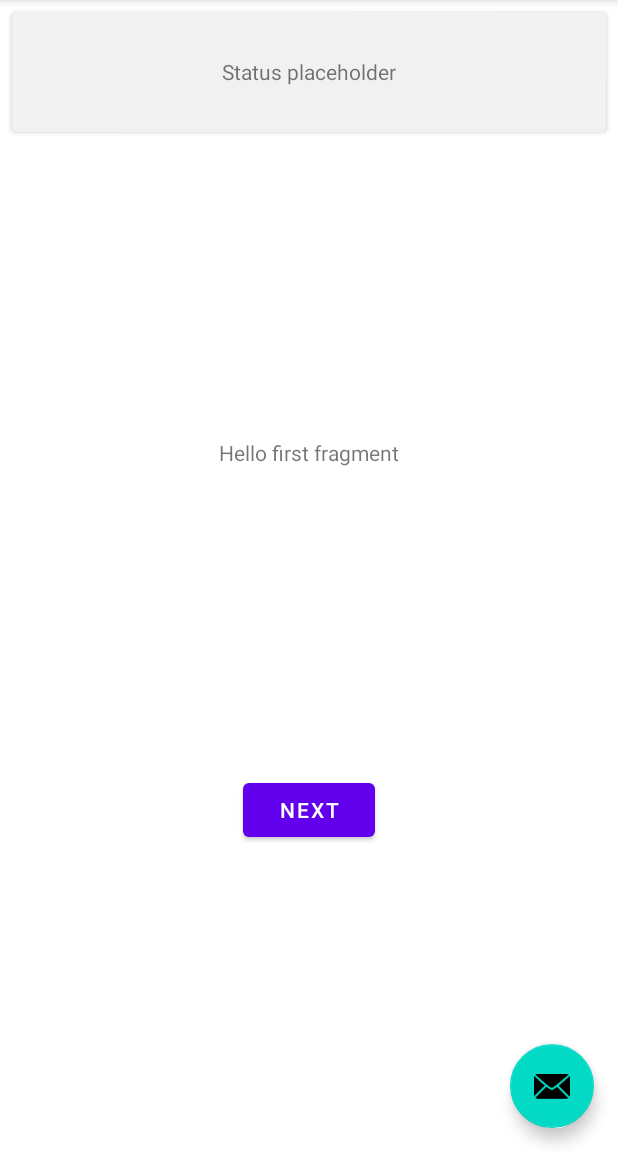
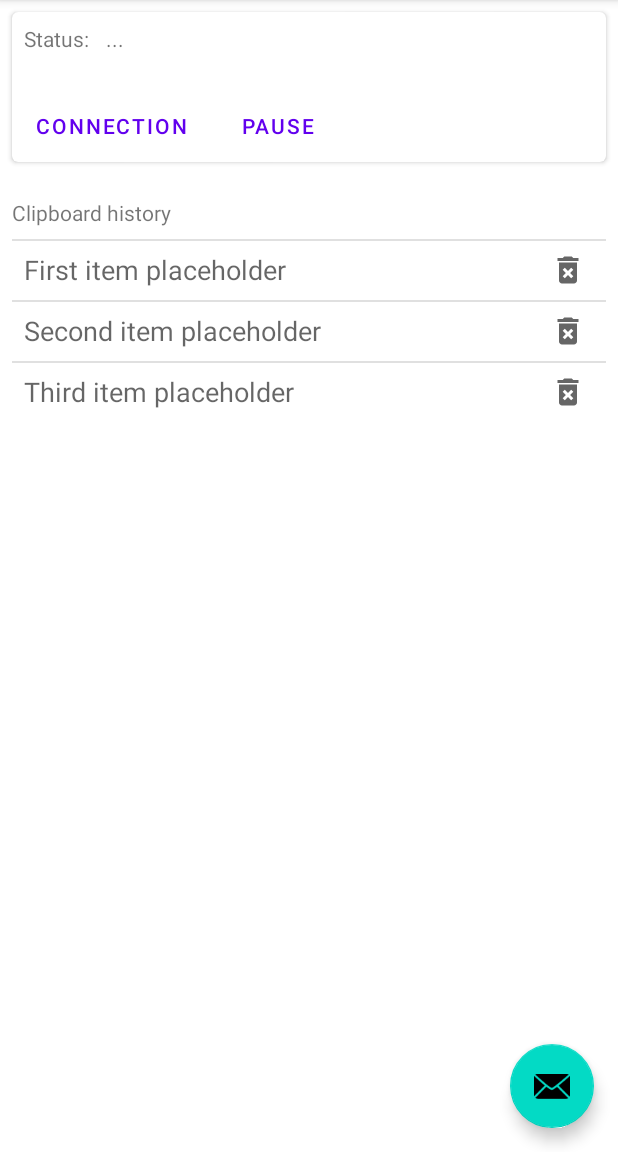
Before and after one commit to Ard2148810/Shared-clipboard-android, an Android app: the screen it shows after launch (MainActivity), on a phone screen of 412 x 824 dp, the part 84-1236 px from its top. Run offline under Robolectric (Android 15) with nearby library versions, the light colour scheme and no system bars.

Commit message:
Dynamic clipboard history view and listening to clipboard changes

```diff
--- a/app/build.gradle
+++ b/app/build.gradle
@@ -14,6 +14,8 @@ android {
         versionName "1.0"
 
         testInstrumentationRunner "androidx.test.runner.AndroidJUnitRunner"
+
+        vectorDrawables.useSupportLibrary = true
     }
 
     buildTypes {
--- a/app/src/main/AndroidManifest.xml
+++ b/app/src/main/AndroidManifest.xml
@@ -1,6 +1,8 @@
 <?xml version="1.0" encoding="utf-8"?>
 <manifest xmlns:android="http://schemas.android.com/apk/res/android"
     package="pl.adrian.sharedclipboard">
+
+    <uses-permission android:name="android.permission.INTERNET" />
 
     <application
         android:allowBackup="true"
--- /dev/null
+++ b/app/src/main/java/pl/adrian/sharedclipboard/ClipboardHistoryAdapter.java
@@ -0,0 +1,69 @@
+package pl.adrian.sharedclipboard;
+
+import android.content.Context;
+import android.view.LayoutInflater;
+import android.view.View;
+import android.view.ViewGroup;
+import android.widget.ImageButton;
+import android.widget.TextView;
+import android.widget.Toast;
+
+import androidx.annotation.NonNull;
+import androidx.constraintlayout.widget.ConstraintLayout;
+import androidx.recyclerview.widget.RecyclerView;
+
+import java.util.List;
+
+public class ClipboardHistoryAdapter extends RecyclerView.Adapter<ClipboardHistoryAdapter.ViewHolder> {
+    private List<String> historyItems;
+    private FirstFragment fragment;
+
+    public ClipboardHistoryAdapter(FirstFragment fragment) {
+        this.fragment = fragment;
+    }
+
+    @NonNull
+    public ViewHolder onCreateViewHolder(ViewGroup parent, int viewType) {
+        View itemView = LayoutInflater
+                .from(parent.getContext())
+                .inflate(R.layout.history_item, parent, false);
+        return new ViewHolder(itemView);
+    }
+
+    public void onBindViewHolder(ViewHolder holder, int position) {
+        String item = historyItems.get(position);
+        holder.itemText.setText(item);
+        holder.container.setOnClickListener(view -> {
+            Context context = view.getContext().getApplicationContext();
+            Toast.makeText(context, item, Toast.LENGTH_SHORT).show();
+        });
+        holder.itemBtn.setOnClickListener(view -> {
+            historyItems.remove(position);
+            notifyDataSetChanged();
+        });
+    }
+
+    public void setHistoryItems(List<String> historyItems) {
+        this.historyItems = historyItems;
+        notifyDataSetChanged();
+    }
+
+    @Override
+    public int getItemCount() {
+        return historyItems.size();
+    }
+
+
+    public static class ViewHolder extends RecyclerView.ViewHolder {
+        TextView itemText;
+        ConstraintLayout container;
+        ImageButton itemBtn;
+
+        ViewHolder(View view) {
+            super(view);
+            itemText = view.findViewById(R.id.itemText);
+            container = view.findViewById(R.id.itemContainer);
+            itemBtn = view.findViewById(R.id.imageButton);
+        }
+    }
+}
--- a/app/src/main/java/pl/adrian/sharedclipboard/FirstFragment.java
+++ b/app/src/main/java/pl/adrian/sharedclipboard/FirstFragment.java
@@ -8,9 +8,18 @@ import android.view.ViewGroup;
 
 import androidx.annotation.NonNull;
 import androidx.fragment.app.Fragment;
-import androidx.navigation.fragment.NavHostFragment;
+import androidx.recyclerview.widget.LinearLayoutManager;
+import androidx.recyclerview.widget.RecyclerView;
+
+import java.util.ArrayList;
+import java.util.List;
 
 public class FirstFragment extends Fragment {
+
+
+    private RecyclerView historyItemsRecyclerView;
+    private ClipboardHistoryAdapter clipboardHistoryAdapter;
+    private List<String> clipboardHistoryList;
 
     @Override
     public View onCreateView(
@@ -23,12 +32,20 @@ public class FirstFragment extends Fragment {
     public void onViewCreated(@NonNull View view, Bundle savedInstanceState) {
         super.onViewCreated(view, savedInstanceState);
 
-        view.findViewById(R.id.card_status).setOnClickListener(new View.OnClickListener() {
-            @Override
-            public void onClick(View view) {
-                Intent intent = new Intent(view.getContext(), ConnectionActivity.class);
-                startActivity(intent);
-            }
+        view.findViewById(R.id.btn_connection).setOnClickListener(view1 -> {
+            Intent intent = new Intent(view1.getContext(), ConnectionActivity.class);
+            startActivity(intent);
         });
+        clipboardHistoryList = new ArrayList<>();
+        historyItemsRecyclerView = view.findViewById(R.id.clipboardHistoryRecyclerView);
+        historyItemsRecyclerView.setLayoutManager(new LinearLayoutManager(view.getContext()));
+        clipboardHistoryAdapter = new ClipboardHistoryAdapter(this);
+        historyItemsRecyclerView.setAdapter(clipboardHistoryAdapter);
+
+        clipboardHistoryList.add("First item placeholder");
+        clipboardHistoryList.add("Second item placeholder");
+        clipboardHistoryList.add("Third item placeholder");
+
+        clipboardHistoryAdapter.setHistoryItems(clipboardHistoryList);
     }
 }
--- a/app/src/main/java/pl/adrian/sharedclipboard/MainActivity.java
+++ b/app/src/main/java/pl/adrian/sharedclipboard/MainActivity.java
@@ -1,5 +1,7 @@
 package pl.adrian.sharedclipboard;
 
+import android.content.ClipboardManager;
+import android.content.Context;
 import android.content.Intent;
 import android.os.Bundle;
 
@@ -13,8 +15,11 @@ import android.view.View;
 
 import android.view.Menu;
 import android.view.MenuItem;
+import android.widget.Toast;
 
 public class MainActivity extends AppCompatActivity {
+
+    private ClipboardManager clipboardManager;
 
     @Override
     protected void onCreate(Bundle savedInstanceState) {
@@ -26,6 +31,9 @@ public class MainActivity extends AppCompatActivity {
         FloatingActionButton fab = findViewById(R.id.fab);
         fab.setOnClickListener(view -> Snackbar.make(view, "Replace with your own action", Snackbar.LENGTH_LONG)
                 .setAction("Action", null).show());
+
+        clipboardManager = (ClipboardManager) getSystemService(Context.CLIPBOARD_SERVICE);
+        clipboardManager.addPrimaryClipChangedListener(this::onClipboardChanged);
     }
 
     @Override
@@ -46,4 +54,19 @@ public class MainActivity extends AppCompatActivity {
 
         return super.onOptionsItemSelected(item);
     }
+
+    public void onClipboardChanged() {
+        String newClipboardText = getFromClipboard();
+        Context context = getApplicationContext();
+        Toast.makeText(context, newClipboardText, Toast.LENGTH_SHORT).show();
+    }
+
+    public String getFromClipboard() {
+        return clipboardManager
+                .getPrimaryClip()
+                .getItemAt(0)
+                .getText()
+                .toString();
+    }
+
 }
--- /dev/null
+++ b/app/src/main/res/drawable/ic_baseline_delete_forever_24.xml
@@ -0,0 +1,10 @@
+<vector xmlns:android="http://schemas.android.com/apk/res/android"
+    android:width="24dp"
+    android:height="24dp"
+    android:viewportWidth="24"
+    android:viewportHeight="24"
+    android:tint="?attr/colorControlNormal">
+  <path
+      android:fillColor="@android:color/white"
+      android:pathData="M6,19c0,1.1 0.9,2 2,2h8c1.1,0 2,-0.9 2,-2L18,7L6,7v12zM8.46,11.88l1.41,-1.41L12,12.59l2.12,-2.12 1.41,1.41L13.41,14l2.12,2.12 -1.41,1.41L12,15.41l-2.12,2.12 -1.41,-1.41L10.59,14l-2.13,-2.12zM15.5,4l-1,-1h-5l-1,1L5,4v2h14L19,4z"/>
+</vector>
--- a/app/src/main/res/layout/fragment_first.xml
+++ b/app/src/main/res/layout/fragment_first.xml
@@ -10,43 +10,87 @@
     <androidx.cardview.widget.CardView
         android:id="@+id/card_status"
         android:layout_width="0dp"
-        android:layout_height="80dp"
+        android:layout_height="100dp"
         android:layout_gravity="center"
         android:layout_marginStart="8dp"
         android:layout_marginTop="8dp"
         android:layout_marginEnd="8dp"
+        android:clickable="true"
         app:cardCornerRadius="4dp"
         app:layout_constraintEnd_toEndOf="parent"
         app:layout_constraintStart_toStartOf="parent"
-        app:layout_constraintTop_toTopOf="parent">
+        app:layout_constraintTop_toTopOf="parent"
+        android:focusable="true">
 
-        <TextView
-            android:id="@+id/info_text"
+        <androidx.constraintlayout.widget.ConstraintLayout
             android:layout_width="match_parent"
-            android:layout_height="match_parent"
-            android:background="#F1F1F1"
-            android:gravity="center"
-            android:text="Status placeholder" />
+            android:layout_height="match_parent">
+
+            <Button
+                android:id="@+id/btn_connection"
+                style="@style/Widget.MaterialComponents.Button.TextButton"
+                android:layout_width="wrap_content"
+                android:layout_height="wrap_content"
+                android:layout_marginStart="8dp"
+                android:text="Connection"
+                app:layout_constraintBottom_toBottomOf="parent"
+                app:layout_constraintStart_toStartOf="parent" />
+
+            <Button
+                android:id="@+id/btn_pause"
+                style="@style/Widget.MaterialComponents.Button.TextButton"
+                android:layout_width="wrap_content"
+                android:layout_height="wrap_content"
+                android:layout_marginStart="8dp"
+                android:text="Pause"
+                app:layout_constraintBottom_toBottomOf="parent"
+                app:layout_constraintStart_toEndOf="@+id/btn_connection" />
+
+            <TextView
+                android:id="@+id/info_text"
+                android:layout_width="wrap_content"
+                android:layout_height="wrap_content"
+                android:layout_marginStart="8dp"
+                android:layout_marginTop="8dp"
+                android:gravity="center"
+                android:text="Status: "
+                app:layout_constraintStart_toStartOf="parent"
+                app:layout_constraintTop_toTopOf="parent" />
+
+            <TextView
+                android:id="@+id/info_text2"
+                android:layout_width="wrap_content"
+                android:layout_height="wrap_content"
+                android:layout_marginStart="8dp"
+                android:gravity="center"
+                android:text="..."
+                app:layout_constraintStart_toEndOf="@+id/info_text"
+                app:layout_constraintTop_toTopOf="@+id/info_text" />
+        </androidx.constraintlayout.widget.ConstraintLayout>
+
     </androidx.cardview.widget.CardView>
 
-
     <TextView
-        android:id="@+id/textview_first"
+        android:id="@+id/textView3"
         android:layout_width="wrap_content"
         android:layout_height="wrap_content"
-        android:text="@string/hello_first_fragment"
-        app:layout_constraintBottom_toTopOf="@id/button_first"
-        app:layout_constraintEnd_toEndOf="parent"
+        android:layout_marginStart="8dp"
+        android:layout_marginTop="24dp"
+        android:text="Clipboard history"
         app:layout_constraintStart_toStartOf="parent"
         app:layout_constraintTop_toBottomOf="@+id/card_status" />
 
-    <Button
-        android:id="@+id/button_first"
-        android:layout_width="wrap_content"
+    <androidx.recyclerview.widget.RecyclerView
+        android:layout_width="0dp"
         android:layout_height="wrap_content"
-        android:text="@string/next"
-        app:layout_constraintBottom_toBottomOf="parent"
+        android:layout_marginStart="8dp"
+        android:layout_marginTop="8dp"
+        android:layout_marginEnd="8dp"
         app:layout_constraintEnd_toEndOf="parent"
         app:layout_constraintStart_toStartOf="parent"
-        app:layout_constraintTop_toBottomOf="@id/textview_first" />
+        app:layout_constraintTop_toBottomOf="@+id/textView3"
+        android:id="@+id/clipboardHistoryRecyclerView"
+        />
+
+
 </androidx.constraintlayout.widget.ConstraintLayout>
--- /dev/null
+++ b/app/src/main/res/layout/history_item.xml
@@ -0,0 +1,52 @@
+<?xml version="1.0" encoding="utf-8"?>
+<androidx.constraintlayout.widget.ConstraintLayout xmlns:android="http://schemas.android.com/apk/res/android"
+    xmlns:app="http://schemas.android.com/apk/res-auto"
+    xmlns:tools="http://schemas.android.com/tools"
+    android:id="@+id/itemContainer"
+    android:layout_width="match_parent"
+    android:layout_height="wrap_content">
+
+    <View
+        android:id="@+id/divider"
+        android:layout_width="411dp"
+        android:layout_height="1dp"
+        android:background="?android:attr/listDivider"
+        app:layout_constraintEnd_toEndOf="parent"
+        app:layout_constraintStart_toStartOf="parent"
+        app:layout_constraintTop_toTopOf="parent" />
+
+    <TextView
+        android:id="@+id/itemText"
+        android:layout_width="wrap_content"
+        android:layout_height="wrap_content"
+        android:layout_marginStart="8dp"
+        android:layout_marginTop="8dp"
+        android:layout_marginEnd="8dp"
+        android:layout_marginBottom="8dp"
+        android:maxLength="30"
+        android:maxLines="1"
+        android:text="Empty dfwefew fwe feeeeeeeeeeeeeeeeeeeeeeeeeeee eeeeeee  eeeeee"
+        android:textAppearance="@style/TextAppearance.AppCompat.Medium"
+        app:layout_constraintBottom_toBottomOf="parent"
+        app:layout_constraintEnd_toStartOf="@+id/imageButton"
+        app:layout_constraintHorizontal_bias="0.0"
+        app:layout_constraintStart_toStartOf="parent"
+        app:layout_constraintTop_toTopOf="parent"
+        app:layout_constraintWidth_max="wrap" />
+
+    <ImageButton
+        android:id="@+id/imageButton"
+        android:layout_width="wrap_content"
+        android:layout_height="wrap_content"
+        android:layout_marginEnd="8dp"
+        android:background="#FFFFFF"
+        android:clickable="true"
+        android:contentDescription="Delete"
+        android:focusable="true"
+        android:padding="5dp"
+        app:layout_constraintBottom_toBottomOf="parent"
+        app:layout_constraintEnd_toEndOf="parent"
+        app:layout_constraintTop_toTopOf="parent"
+        app:srcCompat="@drawable/ic_baseline_delete_forever_24" />
+
+</androidx.constraintlayout.widget.ConstraintLayout>
```
Also changed, not shown: gradle/wrapper/gradle-wrapper.properties.
